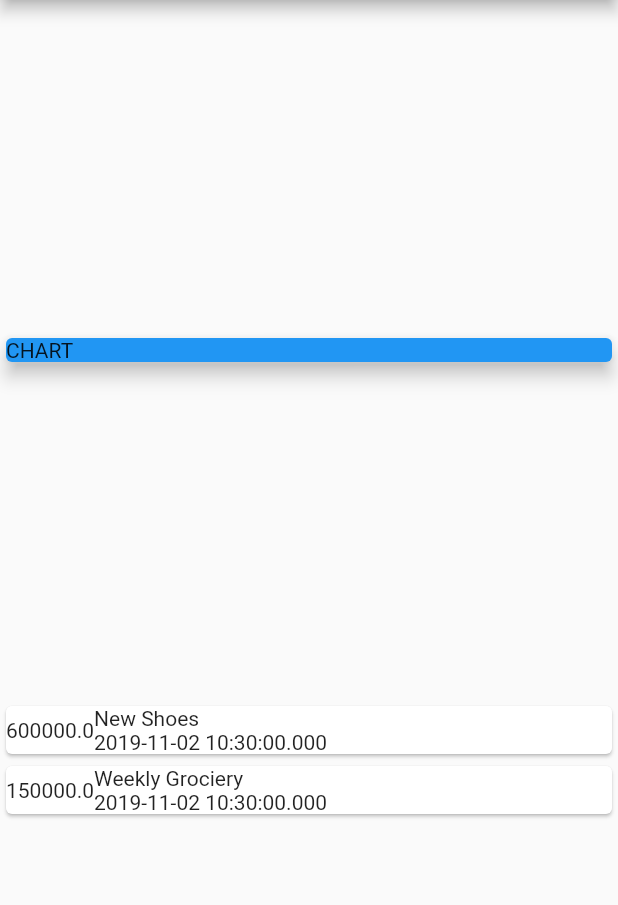
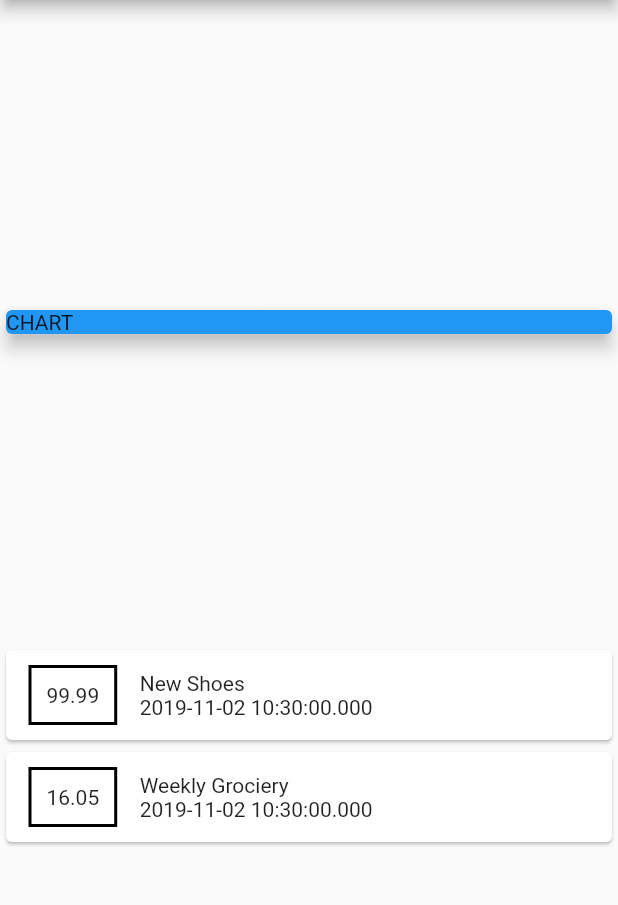
Before and after one commit to aldyazarya/flutter-personal-expense-app, a Flutter app: the screen it shows after launch, on a phone screen of 412 x 824 dp, the part 84-989 px from its top. Run offline on Flutter 3.47's test engine with Material 2 defaults, Android fonts, the phone set to English and light mode, and no system bars.

Commit message:
styling container

```diff
--- a/lib/main.dart
+++ b/lib/main.dart
@@ -18,13 +18,13 @@ class MyHomePage extends StatelessWidget {
     Transaction(
       id: 't1',
       title: 'New Shoes',
-      amount: 600000,
+      amount: 99.99,
       date: DateTime.now(),
     ),
     Transaction(
       id: 't2',
       title: 'Weekly Grociery',
-      amount: 150000,
+      amount: 16.05,
       date: DateTime.now(),
     ),
   ];
@@ -53,6 +53,9 @@ class MyHomePage extends StatelessWidget {
                   child: Row(
                 children: <Widget>[
                   Container(
+                    margin: EdgeInsets.symmetric(vertical: 10, horizontal: 15),
+                    decoration: BoxDecoration(border: Border.all(color: Colors.black, width: 2)),
+                    padding: EdgeInsets.all(10),
                     child: Text(tx.amount.toString()),
                   ),
                   Column(
```
